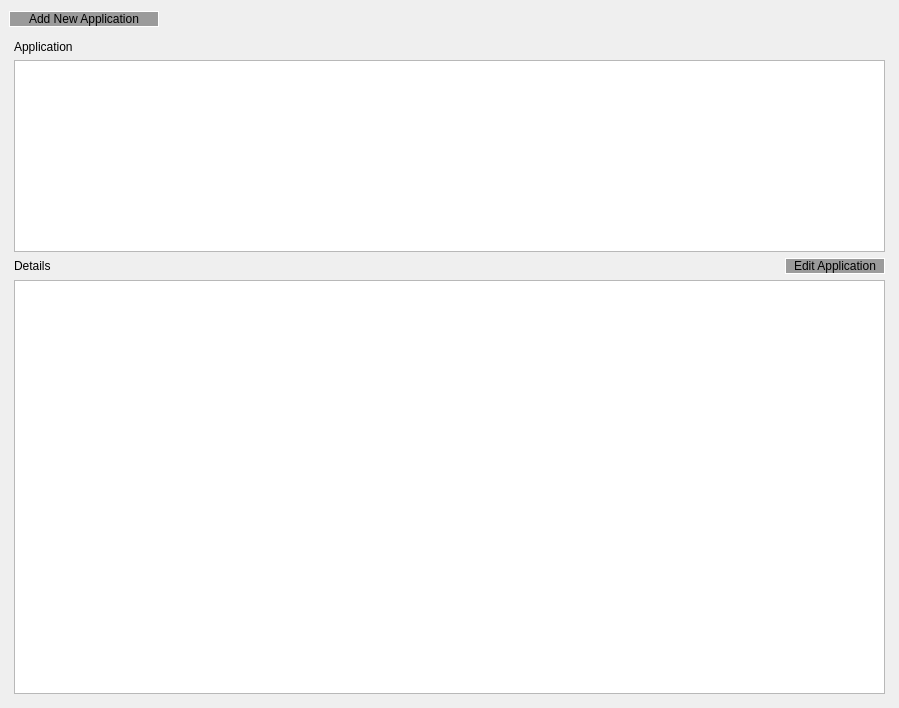
Above: ApplicationTracker/applicationtracker.ui from SeargD/ApplicationTracker before the change. Below: the same form after it.
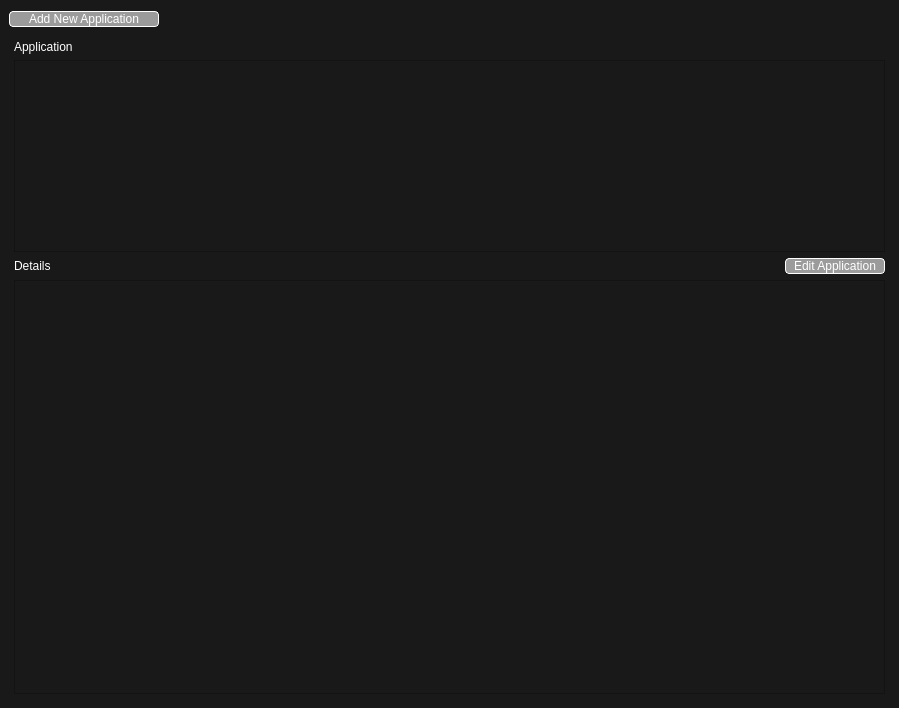
That is the form after the change.

```diff
--- a/ApplicationTracker/applicationtracker.ui
+++ b/ApplicationTracker/applicationtracker.ui
@@ -27,8 +27,7 @@
   </property>
   <property name="styleSheet">
    <string notr="true">background-color : rgb(25,25,25);
-color :  rgb(255,255,255);
-QPushButton: {color: red}</string>
+color :  rgb(255,255,255);</string>
   </property>
   <widget class="QWidget" name="centralwidget">
    <property name="sizePolicy">
@@ -50,7 +49,8 @@
         </property>
         <property name="styleSheet">
          <string notr="true">background-color: rgb(155,155,155);
-border:1px solid rgb(255,255,255)</string>
+border:1px solid rgb(255,255,255);
+border-radius: 4</string>
         </property>
         <property name="text">
          <string>Add New Application</string>
@@ -102,7 +102,8 @@
         </property>
         <property name="styleSheet">
          <string notr="true">background-color: rgb(155,155,155);
-border:1px solid rgb(255,255,255)</string>
+border:1px solid rgb(255,255,255);
+border-radius: 4</string>
         </property>
         <property name="text">
          <string>Edit Application</string>
@@ -120,7 +121,12 @@
        </widget>
       </item>
       <item row="1" column="0" colspan="2">
-       <widget class="QTableView" name="tApplications"/>
+       <widget class="QTableView" name="tApplications">
+        <property name="styleSheet">
+         <string notr="true">QHeaderView::section{color:white; background-color:rgb(25,25,25)}
+</string>
+        </property>
+       </widget>
       </item>
       <item row="3" column="0">
        <widget class="QLabel" name="label_2">
```
